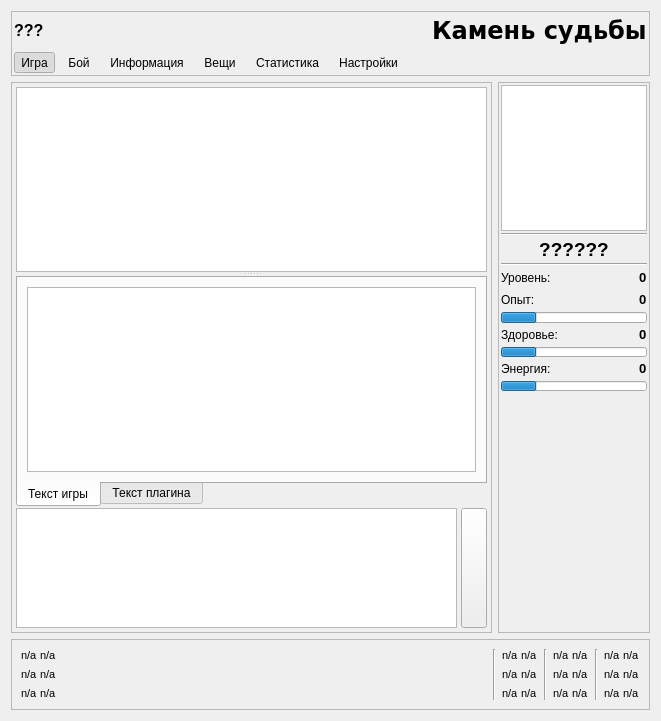
Old version of the form main_window.ui in the repository sofgame-plugin/psiplus-plugin.
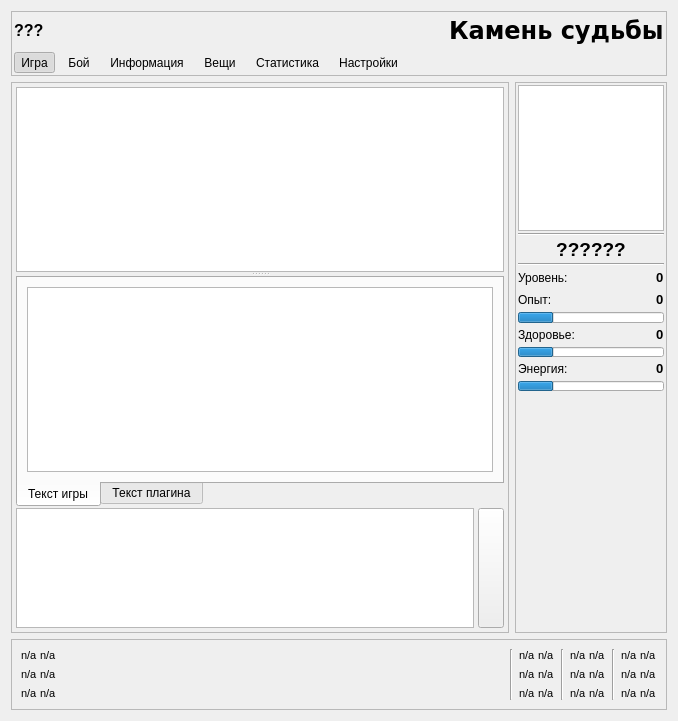
New version of the form. Custom widgets are drawn as their Qt base class.

Commit message: Добавлен пункт меню очистки текста в контекстное меню текста игры и консоли

Diff of the .ui file:
```diff
--- a/main_window.ui
+++ b/main_window.ui
@@ -6,7 +6,7 @@
    <rect>
     <x>0</x>
     <y>0</y>
-    <width>661</width>
+    <width>678</width>
     <height>721</height>
    </rect>
   </property>
```
Left out of the diff: 6 changed lines with no effect on the pictures. The commit also changes 2 other files.
